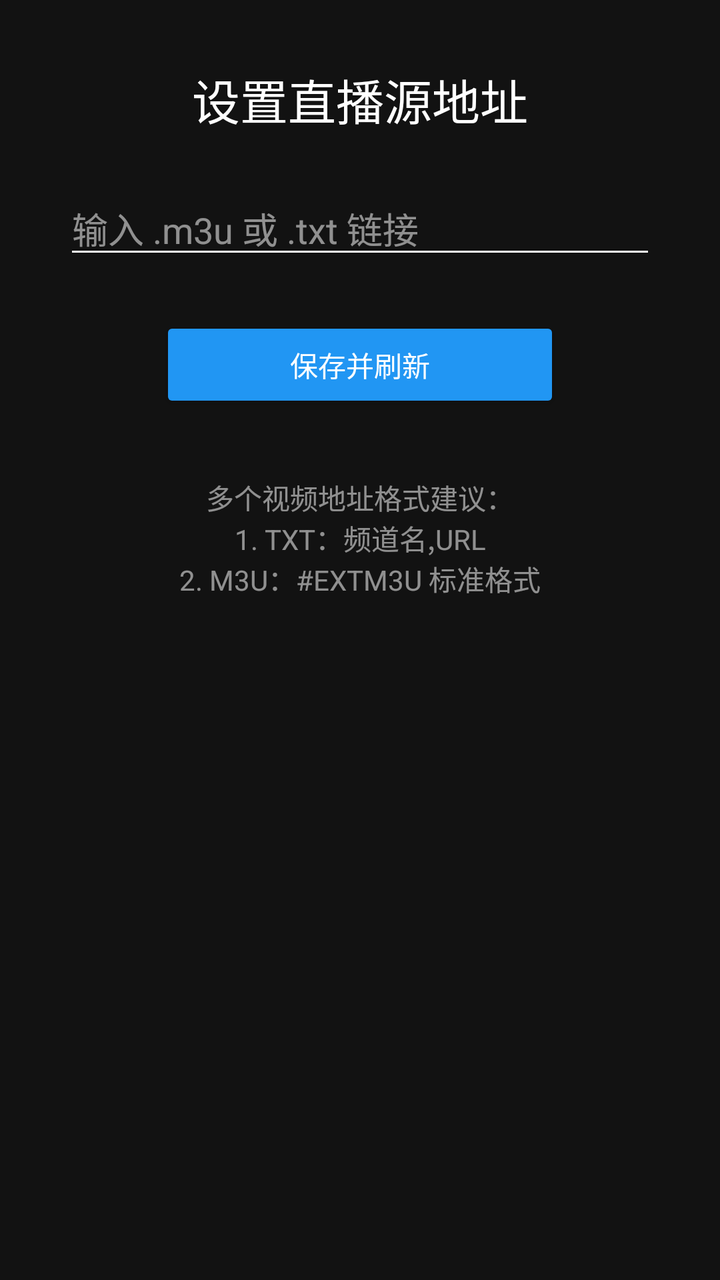
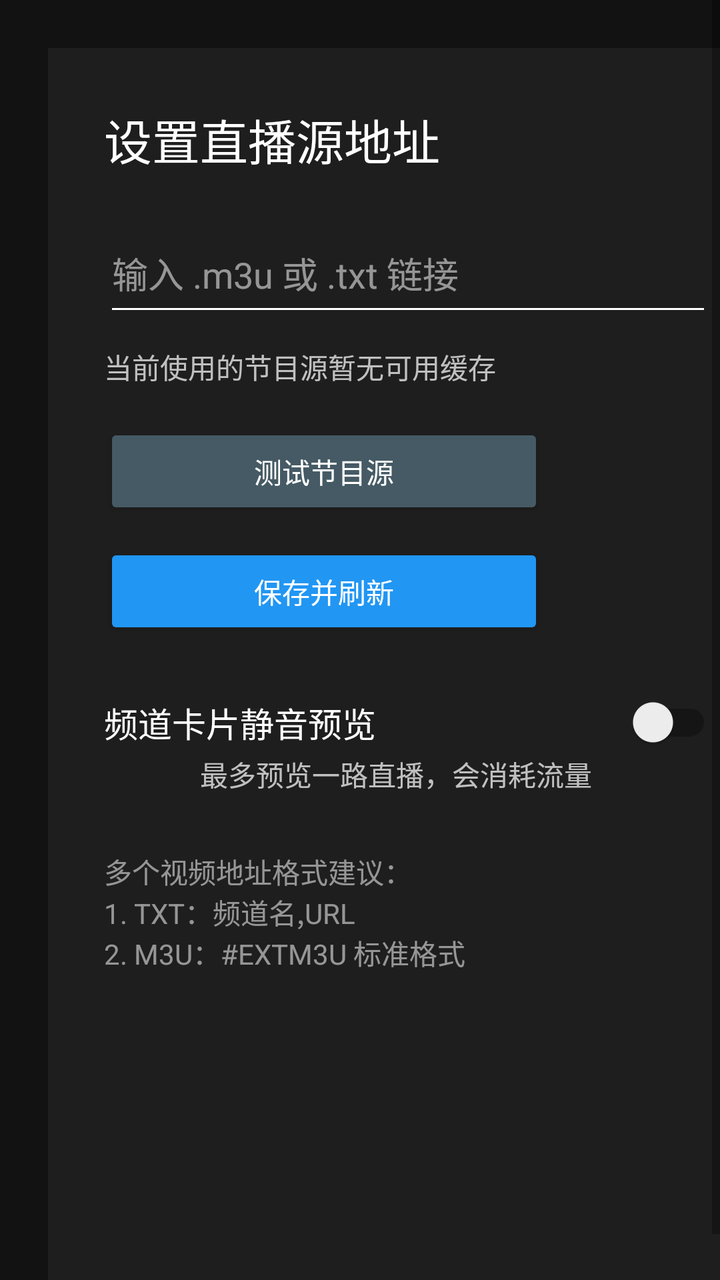

Compare the two renders of this Android layout. The source of the first and the diff that turns it into the second are given below.
<!-- AndroidManifest.xml: activity theme Theme.TV.Phone -->
<!-- res/layout/activity_settings.xml -->
<?xml version="1.0" encoding="utf-8"?>
<LinearLayout xmlns:android="http://schemas.android.com/apk/res/android"
    android:layout_width="match_parent"
    android:layout_height="match_parent"
    android:orientation="vertical"
    android:padding="32dp"
    android:background="#121212"
    android:gravity="center_horizontal"
    android:fitsSystemWindows="true">

    <TextView
        android:layout_width="wrap_content"
        android:layout_height="wrap_content"
        android:text="@string/settings_source_title"
        android:textColor="#FFFFFF"
        android:textSize="24sp"
        android:layout_marginBottom="24dp" />

    <EditText
        android:id="@+id/edit_source_url"
        android:layout_width="match_parent"
        android:layout_height="wrap_content"
        android:hint="@string/source_url_hint"
        android:textColor="#FFFFFF"
        android:textColorHint="#88FFFFFF"
        android:backgroundTint="#FFFFFF"
        android:layout_marginBottom="24dp"
        android:focusable="true"
        android:focusableInTouchMode="true"
        android:inputType="textUri" />

    <Button
        android:id="@+id/btn_save"
        android:layout_width="200dp"
        android:layout_height="wrap_content"
        android:text="@string/save_and_refresh"
        android:backgroundTint="#2196F3"
        android:textColor="#FFFFFF"
        android:focusable="true" />

    <TextView
        android:layout_width="wrap_content"
        android:layout_height="wrap_content"
        android:text="@string/source_format_hint"
        android:textColor="#88FFFFFF"
        android:layout_marginTop="32dp"
        android:gravity="center" />

</LinearLayout>
<!-- resources referenced by this layout -->
<resources>
  <string name="save_and_refresh">保存并刷新</string>
  <string name="settings_source_title">设置直播源地址</string>
  <string name="source_format_hint">多个视频地址格式建议：\n1. TXT：频道名,URL\n2. M3U：#EXTM3U 标准格式</string>
  <string name="source_url_hint">输入 .m3u 或 .txt 链接</string>
  <style name="Theme.TV.Phone" parent="Theme.AppCompat.Light.NoActionBar">
          <item name="colorPrimary">#FF6200EE</item>
          <item name="colorPrimaryDark">#FF3700B3</item>
          <item name="colorAccent">#FF03DAC5</item>
      </style>
</resources>

<!-- the commit's change to res/layout/activity_settings.xml (unified diff, before → after) -->
@@ -1,49 +1,112 @@
 <?xml version="1.0" encoding="utf-8"?>
-<LinearLayout xmlns:android="http://schemas.android.com/apk/res/android"
+<ScrollView xmlns:android="http://schemas.android.com/apk/res/android"
     android:layout_width="match_parent"
     android:layout_height="match_parent"
-    android:orientation="vertical"
-    android:padding="32dp"
     android:background="#121212"
-    android:gravity="center_horizontal"
+    android:fillViewport="true"
     android:fitsSystemWindows="true">
 
-    <TextView
-        android:layout_width="wrap_content"
-        android:layout_height="wrap_content"
-        android:text="@string/settings_source_title"
-        android:textColor="#FFFFFF"
-        android:textSize="24sp"
-        android:layout_marginBottom="24dp" />
-
-    <EditText
-        android:id="@+id/edit_source_url"
+    <LinearLayout
+        android:id="@+id/settings_content"
         android:layout_width="match_parent"
         android:layout_height="wrap_content"
-        android:hint="@string/source_url_hint"
-        android:textColor="#FFFFFF"
-        android:textColorHint="#88FFFFFF"
-        android:backgroundTint="#FFFFFF"
-        android:layout_marginBottom="24dp"
-        android:focusable="true"
-        android:focusableInTouchMode="true"
-        android:inputType="textUri" />
+        android:layout_margin="24dp"
+        android:background="#1E1E1E"
+        android:orientation="vertical"
+        android:padding="28dp">
 
-    <Button
-        android:id="@+id/btn_save"
-        android:layout_width="200dp"
-        android:layout_height="wrap_content"
-        android:text="@string/save_and_refresh"
-        android:backgroundTint="#2196F3"
-        android:textColor="#FFFFFF"
-        android:focusable="true" />
+        <TextView
+            android:layout_width="match_parent"
+            android:layout_height="wrap_content"
+            android:layout_marginBottom="20dp"
+            android:text="@string/settings_source_title"
+            android:textColor="#FFFFFF"
+            android:textSize="24sp" />
 
-    <TextView
-        android:layout_width="wrap_content"
-        android:layout_height="wrap_content"
-        android:text="@string/source_format_hint"
-        android:textColor="#88FFFFFF"
-        android:layout_marginTop="32dp"
-        android:gravity="center" />
+        <EditText
+            android:id="@+id/edit_source_url"
+            android:layout_width="match_parent"
+            android:layout_height="wrap_content"
+            android:backgroundTint="#FFFFFF"
+            android:focusable="true"
+            android:focusableInTouchMode="true"
+            android:hint="@string/source_url_hint"
+            android:inputType="textUri"
+            android:minHeight="56dp"
+            android:textColor="#FFFFFF"
+            android:textColorHint="#88FFFFFF" />
 
-</LinearLayout>
+        <TextView
+            android:id="@+id/source_cache_status"
+            android:layout_width="match_parent"
+            android:layout_height="wrap_content"
+            android:layout_marginTop="10dp"
+            android:text="@string/source_cache_empty"
+            android:textColor="#B8FFFFFF"
+            android:textSize="14sp" />
+
+        <Button
+            android:id="@+id/btn_test_source"
+            android:layout_width="220dp"
+            android:layout_height="wrap_content"
+            android:layout_gravity="start"
+            android:layout_marginTop="18dp"
+            android:backgroundTint="#455A64"
+            android:focusable="true"
+            android:focusableInTouchMode="true"
+            android:text="@string/source_test"
+            android:textColor="#FFFFFF" />
+
+        <TextView
+            android:id="@+id/source_test_status"
+            android:layout_width="match_parent"
+            android:layout_height="wrap_content"
+            android:layout_marginTop="8dp"
+            android:textColor="#B8FFFFFF"
+            android:textSize="14sp"
+            android:visibility="gone" />
+
+        <Button
+            android:id="@+id/btn_save"
+            android:layout_width="220dp"
+            android:layout_height="wrap_content"
+            android:layout_gravity="start"
+            android:layout_marginTop="12dp"
+            android:backgroundTint="#2196F3"
+            android:focusable="true"
+            android:focusableInTouchMode="true"
+            android:text="@string/save_and_refresh"
+            android:textColor="#FFFFFF" />
+
+        <androidx.appcompat.widget.SwitchCompat
+            android:id="@+id/switch_preview_enabled"
+            android:layout_width="match_parent"
+            android:layout_height="wrap_content"
+            android:layout_marginTop="28dp"
+            android:focusable="true"
+            android:focusableInTouchMode="true"
+            android:text="@string/channel_preview_title"
+            android:textColor="#FFFFFF"
+            android:textSize="17sp" />
+
+        <TextView
+            android:id="@+id/preview_description"
+            android:layout_width="match_parent"
+            android:layout_height="wrap_content"
+            android:layout_marginStart="48dp"
+            android:layout_marginTop="2dp"
+            android:text="@string/channel_preview_description"
+            android:textColor="#B8FFFFFF"
+            android:textSize="14sp" />
+
+        <TextView
+            android:layout_width="match_parent"
+            android:layout_height="wrap_content"
+            android:layout_marginTop="28dp"
+            android:gravity="start"
+            android:text="@string/source_format_hint"
+            android:textColor="#88FFFFFF"
+            android:textSize="14sp" />
+
+    </LinearLayout>
+</ScrollView>
<!-- resource entries referenced after the edit -->
@@ -1,8 +1,12 @@
 <!-- resources referenced by this layout -->
 <resources>
+  <string name="channel_preview_description">最多预览一路直播，会消耗流量</string>
+  <string name="channel_preview_title">频道卡片静音预览</string>
   <string name="save_and_refresh">保存并刷新</string>
   <string name="settings_source_title">设置直播源地址</string>
+  <string name="source_cache_empty">当前使用的节目源暂无可用缓存</string>
   <string name="source_format_hint">多个视频地址格式建议：\n1. TXT：频道名,URL\n2. M3U：#EXTM3U 标准格式</string>
+  <string name="source_test">测试节目源</string>
   <string name="source_url_hint">输入 .m3u 或 .txt 链接</string>
   <style name="Theme.TV.Phone" parent="Theme.AppCompat.Light.NoActionBar">
           <item name="colorPrimary">#FF6200EE</item>
